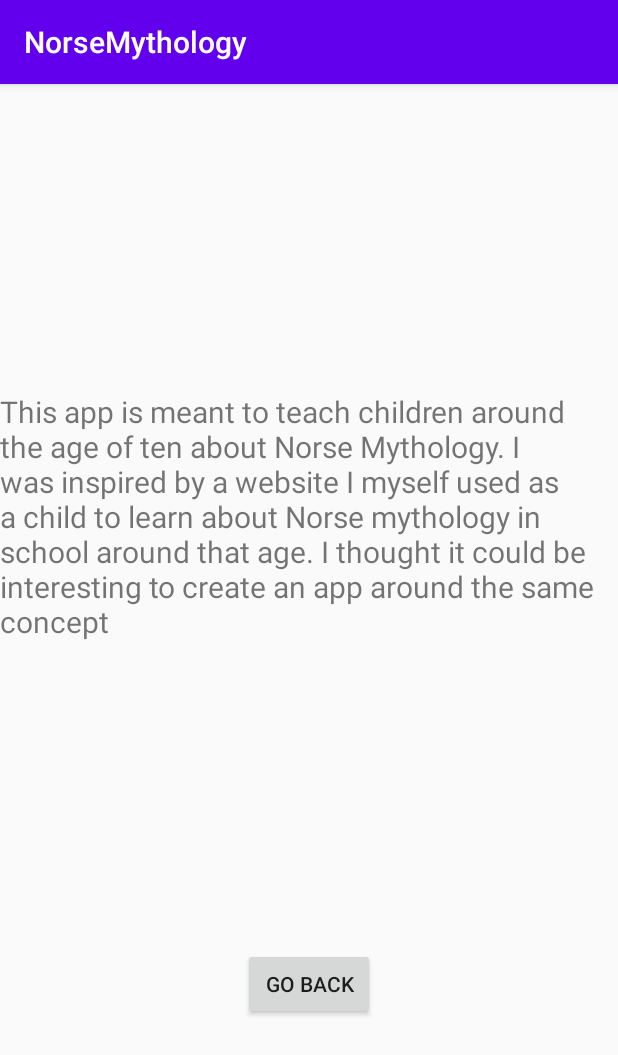
After one commit to a19anjst/My_App, an Android app: the AboutActivity screen opened directly, with no data from a screen before it, on a phone screen of 412 x 824 dp. The commit adds this screen. Shown: the top 1055 px of the screen. Run offline under Robolectric (Android 15) with nearby library versions, the phone set to English and light mode, and no system bars.

Commit message:
Final commit

```diff
--- a/app/src/main/AndroidManifest.xml
+++ b/app/src/main/AndroidManifest.xml
@@ -11,7 +11,9 @@
         android:roundIcon="@mipmap/ic_launcher_round"
         android:supportsRtl="true"
         android:theme="@style/AppTheme">
-        <activity android:name=".SecondActivity"></activity>
+        <activity android:name=".LicenseActivity"></activity>
+        <activity android:name=".AboutActivity" />
+        <activity android:name=".SecondActivity" />
         <activity
             android:name=".MainActivity"
             android:label="@string/app_name"
--- /dev/null
+++ b/app/src/main/java/com/example/my_app/AboutActivity.java
@@ -0,0 +1,31 @@
+package com.example.my_app;
+
+import androidx.appcompat.app.AppCompatActivity;
+
+import android.os.Bundle;
+import android.view.View;
+import android.widget.Button;
+import android.widget.TextView;
+
+public class AboutActivity extends AppCompatActivity {
+
+    @Override
+    protected void onCreate(Bundle savedInstanceState) {
+        super.onCreate(savedInstanceState);
+        setContentView(R.layout.activity_about);
+        TextView textView = findViewById(R.id.TextAbout);
+
+        Bundle extras = getIntent().getExtras();
+        if (extras != null){
+            String textAbout = extras.getString("textAbout");
+            textView.setText(textAbout);
+        }
+        Button close = findViewById(R.id.go_back2);
+        close.setOnClickListener(new View.OnClickListener() {
+            @Override
+            public void onClick(View view) {
+                finish();
+            }
+        });
+    }
+}
--- /dev/null
+++ b/app/src/main/res/layout/activity_about.xml
@@ -0,0 +1,34 @@
+<?xml version="1.0" encoding="utf-8"?>
+<androidx.constraintlayout.widget.ConstraintLayout xmlns:android="http://schemas.android.com/apk/res/android"
+    xmlns:app="http://schemas.android.com/apk/res-auto"
+    xmlns:tools="http://schemas.android.com/tools"
+    android:layout_width="match_parent"
+    android:layout_height="match_parent"
+    tools:context=".AboutActivity">
+
+    <TextView
+        android:id="@+id/TextAbout"
+        android:layout_width="wrap_content"
+        android:layout_height="wrap_content"
+        android:text="This app is meant to teach children around the age of ten about Norse Mythology. I was inspired by a website I myself used as a child to learn about Norse mythology in school around that age. I thought it could be interesting to create an app around the same concept"
+        android:textSize="20dp"
+        app:layout_constraintBottom_toTopOf="@+id/go_back2"
+        app:layout_constraintEnd_toEndOf="parent"
+        app:layout_constraintLeft_toLeftOf="parent"
+        app:layout_constraintRight_toRightOf="parent"
+        app:layout_constraintStart_toStartOf="parent"
+        app:layout_constraintTop_toTopOf="parent" />
+
+    <Button
+        android:id="@+id/go_back2"
+        android:layout_width="wrap_content"
+        android:layout_height="wrap_content"
+        android:text="Go back"
+        app:layout_constraintBottom_toBottomOf="parent"
+        app:layout_constraintEnd_toEndOf="parent"
+        app:layout_constraintLeft_toLeftOf="parent"
+        app:layout_constraintRight_toRightOf="parent"
+        app:layout_constraintStart_toStartOf="parent"
+        app:layout_constraintTop_toTopOf="parent"
+        app:layout_constraintVertical_bias="0.800" />
+</androidx.constraintlayout.widget.ConstraintLayout>
--- a/app/src/main/res/layout/activity_second.xml
+++ b/app/src/main/res/layout/activity_second.xml
@@ -10,7 +10,7 @@
         android:layout_width="match_parent"
         android:layout_height="match_parent"
         android:id="@+id/godtext"
-        android:text="Hello!"/>
+        android:textSize="20dp"/>
 
     <Button
         android:id="@+id/go_back"
--- a/app/src/main/res/layout/list_textview.xml
+++ b/app/src/main/res/layout/list_textview.xml
@@ -2,6 +2,7 @@
 <TextView xmlns:android="http://schemas.android.com/apk/res/android"
     android:layout_width="match_parent"
     android:layout_height="match_parent"
-    android:id="@+id/list_TEXTVIEW">
+    android:id="@+id/list_TEXTVIEW"
+    android:textSize="18dp">
 
 </TextView>
```
Also changed, not shown: app/src/main/java/com/example/my_app/BlankFragment.java (deleted, +0 -64 lines), app/src/main/java/com/example/my_app/LicenseActivity.java (added, +31 -0 lines), app/src/main/java/com/example/my_app/MainActivity.java (+17 -0 lines), app/src/main/res/layout/activity_license.xml (added, +35 -0 lines), app/src/main/res/layout/activity_main.xml (+12 -1 lines), app/src/main/res/layout/fragment_blank.xml (deleted, +0 -18 lines).
